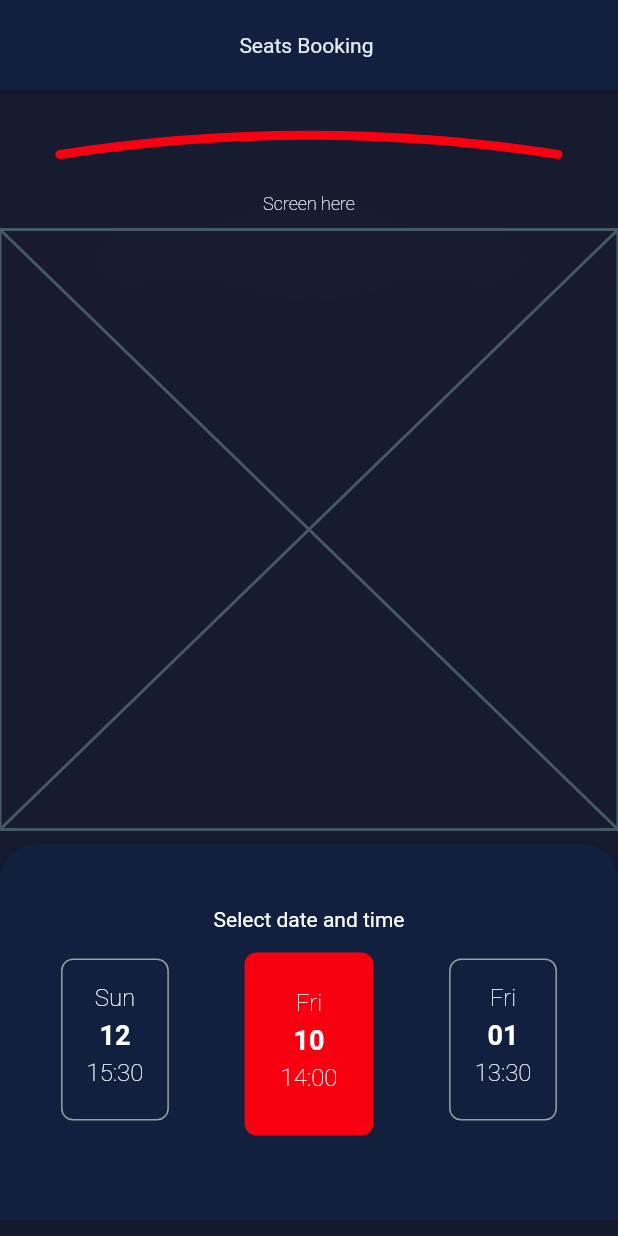
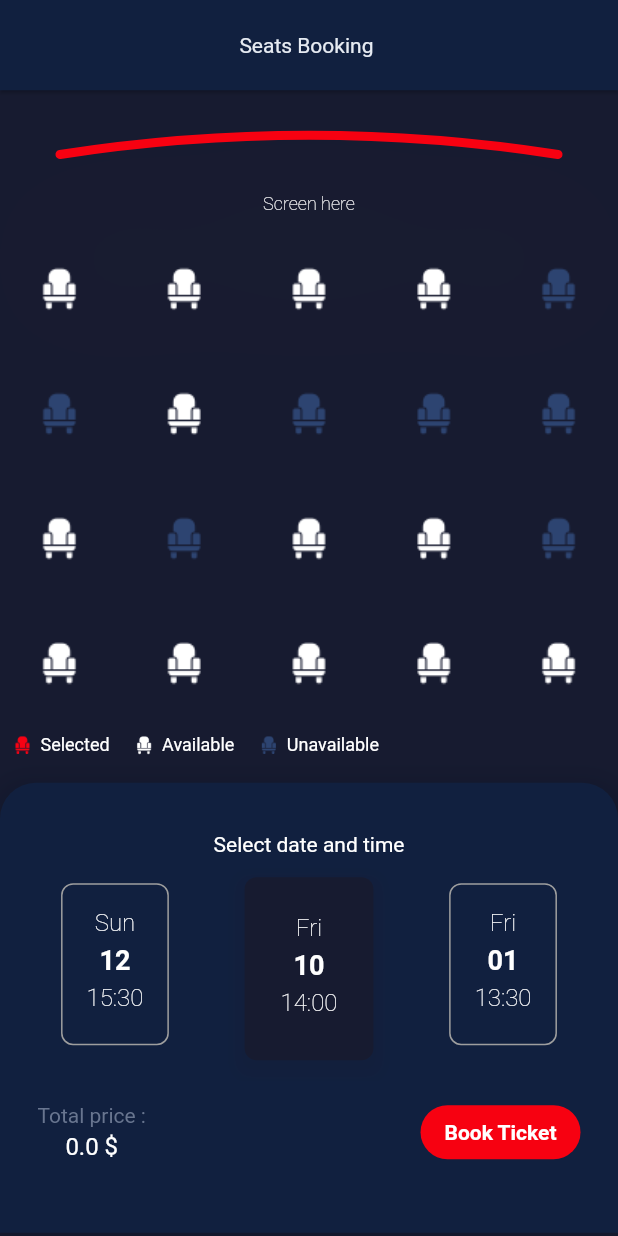
Before and after one commit to Yosserayadii/Poppin-Road-Cinema-, a Flutter app: the screen it shows after launch, on a phone screen of 412 x 824 dp. Run offline on Flutter 3.47's test engine with Material 2 defaults, Android fonts, the phone set to English and light mode, and no system bars; our stand-ins replace confetti, curved_navigation_bar, firebase_core, firebase_database, flutter_feather_icons, flutter_fortune_wheel and 10 more; accounts and stored records are empty.

Commit message:
price with provider

```diff
--- a/lib/Models/Chairs.dart
+++ b/lib/Models/Chairs.dart
@@ -1,20 +1,36 @@
+import 'dart:math';
+
 class Chair {
-  int row;
+  String row;
   int column;
   int status;
+  double price;
 
-  Chair({required this.row, required this.column, required this.status});
+  Chair(
+      {required this.row,
+      required this.column,
+      required this.status,
+      required this.price});
+}
 
-  factory Chair.free(int row, int column) {
-    return Chair(row: row, column: column, status: 1); // 1 represents free
+List<List<Chair>> generateChairsMatrix(int columns, int rows) {
+  List<List<Chair>> matrix = [];
+  Random random = Random();
+
+  for (int i = 0; i < rows; i++) {
+    List<Chair> row = [];
+    for (int j = 0; j < columns; j++) {
+      String alphabetRow = String.fromCharCode('A'.codeUnitAt(0) + i);
+      row.add(Chair(
+          row: alphabetRow,
+          column: j + 1,
+          status: random.nextInt(2),
+          // Generate a random double between 20.0 and 100.0 with increments of 0.5
+          price: (20.0 + random.nextInt(61) * 0.5)));
+    }
+
+    matrix.add(row);
   }
 
-  factory Chair.reserved(int row, int column) {
-    return Chair(row: row, column: column, status: 2); // 2 represents reserved
-  }
-
-  factory Chair.notAvailable(int row, int column) {
-    return Chair(
-        row: row, column: column, status: 3); // 3 represents not available
-  }
+  return matrix;
 }
--- a/lib/Screens/SeatsBooking/DateHoure.dart
+++ b/lib/Screens/SeatsBooking/DateHoure.dart
@@ -1,8 +1,11 @@
 import 'package:flutter/material.dart';
 import 'package:poppinroadcimema/Models/DateAndTime.dart';
+import 'package:poppinroadcimema/provider/PriceProvider.dart';
+import 'package:poppinroadcimema/reusable_widgets/Custom_button.dart';
 import 'dart:math' as math;
 
 import 'package:poppinroadcimema/reusable_widgets/Custom_colors.dart';
+import 'package:provider/provider.dart';
 
 class DateHourWidget extends StatefulWidget {
   const DateHourWidget({Key? key});
@@ -32,9 +35,11 @@ class _DateHourWidgetState extends State<DateHourWidget> {
 
   @override
   Widget build(BuildContext context) {
+    double totalPrice = Provider.of<PriceProvider>(context).totalPrice;
+
     return Container(
       padding: EdgeInsets.all(10),
-      height: 250, // Increase the height as needed
+      height: 300, // Increase the height as needed
       width: MediaQuery.of(context).size.width,
       decoration: BoxDecoration(
         color: Color.fromARGB(255, 17, 32, 63),
@@ -76,7 +81,7 @@ class _DateHourWidgetState extends State<DateHourWidget> {
                                 margin: EdgeInsets.all(8.0),
                                 padding: EdgeInsets.all(24.0),
                                 decoration: BoxDecoration(
-                                  color: CustomColors.fifthColor,
+                                  color: CustomColors.primaryColor,
                                   borderRadius: BorderRadius.circular(8.0),
                                   boxShadow: [
                                     BoxShadow(
@@ -194,6 +199,52 @@ class _DateHourWidgetState extends State<DateHourWidget> {
               ),
             ),
           ),
+          Padding(
+            padding: const EdgeInsets.fromLTRB(15.0, 10, 15, 10),
+            child: Row(
+              mainAxisAlignment: MainAxisAlignment.spaceBetween,
+              children: [
+                Column(
+                  mainAxisAlignment: MainAxisAlignment.center,
+                  children: [
+                    Text(
+                      "Total price :",
+                      style: TextStyle(color: CustomColors.textColor),
+                    ),
+                    SizedBox(
+                      height: 3,
+                    ),
+                    Text(
+                      "$totalPrice \$",
+                      style: TextStyle(fontSize: 16),
+                    ),
+                  ],
+                ),
+                ElevatedButton(
+                  onPressed: () {},
+                  style: ElevatedButton.styleFrom(
+                    backgroundColor: CustomColors.fifthColor,
+                    shadowColor: Color.fromARGB(0, 198, 219, 6),
+                    elevation: 50,
+                    shape: RoundedRectangleBorder(
+                      borderRadius: BorderRadius.circular(25.0),
+                    ),
+                  ),
+                  child: Container(
+                    child: Center(
+                      child: Text(
+                        "Book Ticket",
+                        style: const TextStyle(
+                            fontWeight: FontWeight.bold,
+                            color: Colors.white,
+                            fontSize: 14),
+                      ),
+                    ),
+                  ),
+                )
+              ],
+            ),
+          )
         ],
       ),
     );
--- a/lib/Screens/SeatsBooking/SeatsScreen.dart
+++ b/lib/Screens/SeatsBooking/SeatsScreen.dart
@@ -1,15 +1,96 @@
 import 'package:flutter/material.dart';
+import 'package:poppinroadcimema/Models/Chairs.dart';
+import 'package:poppinroadcimema/provider/PriceProvider.dart';
+import 'package:provider/provider.dart';
 
 class SeatsScreen extends StatefulWidget {
-  const SeatsScreen({super.key});
-
   @override
-  State<SeatsScreen> createState() => _SeatsScreenState();
+  _SeatsScreenState createState() => _SeatsScreenState();
 }
 
 class _SeatsScreenState extends State<SeatsScreen> {
+  List<List<Chair>> chairsMatrix = generateChairsMatrix(5, 4);
+
   @override
   Widget build(BuildContext context) {
-    return const Placeholder();
+    List<String> status = ["Selected", "Available", "Unavailable"];
+    var selected = 0;
+    return SingleChildScrollView(
+      child: Column(
+        mainAxisAlignment: MainAxisAlignment.center,
+        children: [
+          GridView.builder(
+            shrinkWrap: true,
+            gridDelegate: const SliverGridDelegateWithFixedCrossAxisCount(
+              crossAxisCount: 5,
+              crossAxisSpacing: 4.0,
+              mainAxisSpacing: 4.0,
+            ),
+            itemCount: chairsMatrix.length * chairsMatrix[0].length,
+            itemBuilder: (BuildContext context, int index) {
+              int rowIndex = index ~/ chairsMatrix[0].length;
+              int columnIndex = index % chairsMatrix[0].length;
+              Chair chair = chairsMatrix[rowIndex][columnIndex];
+
+              return GestureDetector(
+                onTap: () {
+                  if (chair.status == 0) {
+                    setState(() {
+                      chair.status = 2;
+                      selected++;
+                      // Access the PriceProvider and update the price
+                      Provider.of<PriceProvider>(context, listen: false)
+                          .updateTotalPrice(chair.price * selected);
+                      // Change status to selected
+                    });
+                  } else if (chair.status == 2) {
+                    setState(() {
+                      chair.status = 0;
+                      selected--; // Change status to available
+                      Provider.of<PriceProvider>(context, listen: false)
+                          .updateTotalPrice(chair.price * selected);
+                    });
+                  }
+                },
+                child: Image.asset(
+                  chair.status == 0
+                      ? 'assets/chair.png' // Available seat
+                      : chair.status == 1
+                          ? 'assets/unavailable.png' // Unavailable seat
+                          : 'assets/selected_chair.png', // Selected seat
+                ),
+              );
+            },
+          ),
+          SizedBox(
+            height: 30,
+            child: ListView.builder(
+                scrollDirection: Axis.horizontal,
+                itemCount: status.length,
+                itemBuilder: (context, index) => Padding(
+                      padding: const EdgeInsets.all(8.0),
+                      child: Row(
+                          crossAxisAlignment: CrossAxisAlignment.center,
+                          children: [
+                            Image.asset(
+                              status[index] == "Available"
+                                  ? 'assets/chair.png' // Available seat
+                                  : status[index] == "Unavailable"
+                                      ? 'assets/small_unavailable.png' // Unavailable seat
+                                      : 'assets/small_selected_chair.png', // Selected seat
+                            ),
+                            SizedBox(
+                              width: 5,
+                            ),
+                            Text(
+                              status[index],
+                              style: TextStyle(fontSize: 12),
+                            )
+                          ]),
+                    )),
+          ),
+        ],
+      ),
+    );
   }
 }
--- a/lib/main.dart
+++ b/lib/main.dart
@@ -1,13 +1,20 @@
 import 'package:firebase_core/firebase_core.dart';
 import 'package:flutter/material.dart';
+import 'package:provider/provider.dart';
 import 'package:poppinroadcimema/Routes/Route.dart';
 import 'package:poppinroadcimema/firebase_options.dart';
+import 'package:poppinroadcimema/provider/PriceProvider.dart';
 import 'package:poppinroadcimema/reusable_widgets/Styles.dart';
 
 Future<void> main() async {
   WidgetsFlutterBinding.ensureInitialized();
- await Firebase.initializeApp(options: DefaultFirebaseOptions.currentPlatform);
-  runApp(const MainPage());
+  await Firebase.initializeApp(options: DefaultFirebaseOptions.currentPlatform);
+  runApp(
+    ChangeNotifierProvider(
+      create: (context) => PriceProvider(),
+      child: MainPage(),
+    ),
+  );
 }
 
 class MainPage extends StatelessWidget {
--- /dev/null
+++ b/lib/provider/PriceProvider.dart
@@ -0,0 +1,13 @@
+import 'package:flutter/material.dart';
+
+class PriceProvider extends ChangeNotifier {
+  double _totalPrice = 0.0;
+
+  double get totalPrice => _totalPrice;
+
+  // Method to update the total price
+  void updateTotalPrice(double newPrice) {
+    _totalPrice = newPrice;
+    notifyListeners();
+  }
+}
```
Also changed, not shown: assets/chair.png (added), assets/selected_chair.png (added), assets/small_chair.png (added), assets/small_selected_chair.png (added), assets/small_unavailable.png (added), assets/unavailable.png (added).
